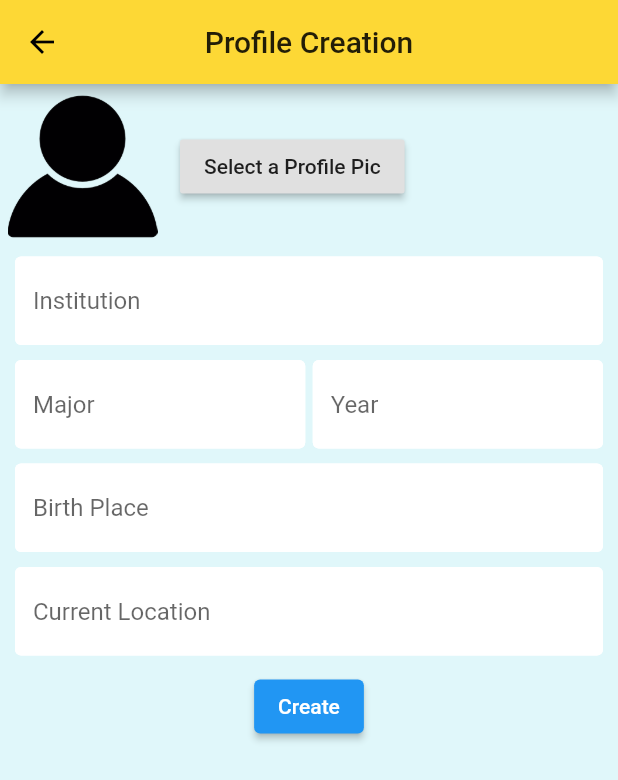
After one commit to gabbykush/TeamConnect, a Flutter app: the ProfileCreation screen opened directly, on a phone screen of 412 x 824 dp. The commit adds this screen. Shown: the top 780 px of the screen. Run offline on Flutter 3.47's test engine with Material 2 defaults, Android fonts, the phone set to English and light mode, and no system bars; our stand-ins replace cloud_firestore, firebase_auth, image_picker, keyboard_actions, shared_preferences, toggle_switch; accounts and stored records are empty; statements that could not run were skipped.

Commit message:
major changes

```diff
--- a/lib/Authentication/auth.dart
+++ b/lib/Authentication/auth.dart
@@ -43,7 +43,7 @@ class AuthService {
       FirebaseUser user = result.user;
       DatabaseService(uid: user.uid)
           .updateAccountData(firstName, lastName, phone);
-      DatabaseService(uid: user.uid).updateProfileData("", "", "", "", "", "");
+      //DatabaseService(uid: user.uid).updateProfileData("", "", "", "", "", "");
       return _userFromFirebaseUser(user);
     } catch (e) {
       print(e.toString());
@@ -62,7 +62,9 @@ class AuthService {
   }
 
   Future<String> getEmail() async {
-    return await _auth.currentUser().then((value) => value.email);
+    String email;
+    await _auth.currentUser().then((value) => email = value.email);
+    return email;
   }
 }
 
--- a/lib/Forms/loginform.dart
+++ b/lib/Forms/loginform.dart
@@ -42,6 +42,7 @@ class _LoginFormState extends State<LoginForm> {
               decoration: loginDecoration("Password"),
               validator: (value) => value.isEmpty ? 'Enter password' : null,
               onChanged: (value) => password = value,
+              obscureText: true,
             )),
             RaisedButton(
               onPressed: () async {
--- /dev/null
+++ b/lib/Forms/profilecreationform.dart
@@ -0,0 +1,152 @@
+import 'package:flutter/material.dart';
+import 'package:image_picker/image_picker.dart';
+import 'package:provider/provider.dart';
+import 'package:teamconnect/Authentication/auth.dart';
+import 'package:teamconnect/Services/database.dart';
+
+class ProfileCreationForm extends StatefulWidget {
+  @override
+  _ProfileCreationFormState createState() => _ProfileCreationFormState();
+}
+
+class _ProfileCreationFormState extends State<ProfileCreationForm> {
+  String profilePic = 'lib/assets/icon-profile-22.jpg';
+  String institution = '';
+  String major = '';
+  String year = '';
+  String birthLoc = '';
+  String currentLoc = '';
+
+  final _formKey = GlobalKey<FormState>();
+
+  @override
+  Widget build(BuildContext context) {
+    final user = Provider.of<User>(context);
+    return Form(
+      key: _formKey,
+      child: SingleChildScrollView(
+        child: Column(
+          children: [
+            Padding(
+              padding: EdgeInsets.symmetric(vertical: 5, horizontal: 5),
+              child: Row(
+                children: [
+                  Container(
+                    child: Image.asset(profilePic),
+                    height: 100,
+                    width: 100,
+                  ),
+                  Padding(
+                    padding: const EdgeInsets.all(15.0),
+                    child: RaisedButton(
+                      onPressed: () async {
+                        try {
+                          profilePic = await ImagePicker()
+                              .getImage(source: ImageSource.gallery)
+                              .toString();
+                        } catch (e) {
+                          print(e);
+                        }
+                      },
+                      child: Text('Select a Profile Pic'),
+                    ),
+                  ),
+                ],
+              ),
+            ),
+            profilePadding(
+              TextFormField(
+                decoration: profileDecoration("Institution"),
+                validator: (val) {
+                  return val.isEmpty ? "Enter a new Institution" : null;
+                },
+                onChanged: (value) => institution = value,
+              ),
+            ),
+            Padding(
+              padding: EdgeInsets.symmetric(vertical: 5, horizontal: 10),
+              child: Row(
+                children: [
+                  Expanded(
+                    child: TextFormField(
+                      decoration: profileDecoration("Major"),
+                      validator: (val) {
+                        return val.isEmpty ? "Enter a new Major" : null;
+                      },
+                      onChanged: (value) => major = value,
+                    ),
+                  ),
+                  SizedBox(
+                    width: 5,
+                  ),
+                  Expanded(
+                    child: TextFormField(
+                      decoration: profileDecoration("Year"),
+                      validator: (val) {
+                        return val.isEmpty ? "Enter a new Year" : null;
+                      },
+                      onChanged: (value) => year = value,
+                    ),
+                  ),
+                ],
+              ),
+            ),
+            profilePadding(
+              TextFormField(
+                decoration: profileDecoration("Birth Place"),
+                validator: (val) {
+                  return val.isEmpty ? "Enter a new birth place" : null;
+                },
+                onChanged: (value) => birthLoc = value,
+              ),
+            ),
+            profilePadding(
+              TextFormField(
+                decoration: profileDecoration("Current Location"),
+                validator: (val) {
+                  return val.isEmpty ? "Enter a new current location" : null;
+                },
+                onChanged: (value) => currentLoc = value,
+              ),
+            ),
+            Padding(
+              padding: EdgeInsets.symmetric(vertical: 5, horizontal: 10),
+              child: ElevatedButton(
+                onPressed: () async {
+                  if (_formKey.currentState.validate()) {
+                    await DatabaseService(uid: user.uid).updateProfileData(
+                        profilePic,
+                        institution,
+                        major,
+                        year,
+                        birthLoc,
+                        currentLoc);
+                    Navigator.pop(context);
+                  }
+                },
+                child: Text('Create'),
+              ),
+            )
+          ],
+        ),
+      ),
+    );
+  }
+}
+
+Padding profilePadding(TextFormField textFormField) {
+  return Padding(
+    padding: EdgeInsets.symmetric(vertical: 5, horizontal: 10),
+    child: textFormField,
+  );
+}
+
+InputDecoration profileDecoration(String hintText) {
+  return InputDecoration(
+    hintText: hintText,
+    fillColor: Colors.white,
+    filled: true,
+    enabledBorder:
+        OutlineInputBorder(borderSide: BorderSide(color: Colors.white)),
+  );
+}
--- a/lib/general/resources/routes.dart
+++ b/lib/general/resources/routes.dart
@@ -3,6 +3,7 @@ import 'package:teamconnect/pages/events.dart';
 import 'package:teamconnect/pages/homepage.dart';
 import 'package:teamconnect/pages/login.dart';
 import 'package:teamconnect/pages/profile.dart';
+import 'package:teamconnect/pages/profilesettings.dart';
 import 'package:teamconnect/pages/register.dart';
 import 'package:teamconnect/pages/restaurant.dart';
 
@@ -14,6 +15,7 @@ class Routes {
   static const String profileTab = '/profile';
   static const String login = '/login';
   static const String register = "/register";
+  static const String profileSettings = "/profilesettings";
 
   static Map<String, WidgetBuilder> getRoutes() {
     return {
@@ -23,6 +25,7 @@ class Routes {
       profileTab: (context) => ProfilePage(),
       login: (context) => Login(),
       register: (context) => Register(),
+      profileSettings: (context) => ProfileSettings(),
     };
   }
 }
--- a/lib/pages/profile.dart
+++ b/lib/pages/profile.dart
@@ -4,6 +4,7 @@ import 'package:teamconnect/Authentication/auth.dart';
 import 'package:teamconnect/Services/collections.dart';
 import 'package:teamconnect/Services/database.dart';
 import 'package:teamconnect/Widgets/bottom_nav_bar.dart';
+import 'package:teamconnect/Widgets/loading_screen.dart';
 import 'package:teamconnect/Widgets/profiledisplay.dart';
 import 'package:teamconnect/general/resources/dimension.dart';
 import 'package:teamconnect/general/resources/font_styles.dart';
--- /dev/null
+++ b/lib/pages/profilecreation.dart
@@ -0,0 +1,21 @@
+import 'package:flutter/material.dart';
+import 'package:teamconnect/Forms/profilecreationform.dart';
+import 'package:teamconnect/Forms/profileform.dart';
+
+class ProfileCreation extends StatefulWidget {
+  @override
+  _ProfileCreationState createState() => _ProfileCreationState();
+}
+
+class _ProfileCreationState extends State<ProfileCreation> {
+  @override
+  Widget build(BuildContext context) {
+    return Scaffold(
+      appBar: AppBar(
+        centerTitle: true,
+        title: Text("Profile Creation"),
+      ),
+      body: ProfileCreationForm(),
+    );
+  }
+}
--- a/lib/pages/register.dart
+++ b/lib/pages/register.dart
@@ -27,8 +27,10 @@ class _RegisterState extends State<Register> {
         title: Text('Register'),
         centerTitle: true,
       ),
-      body: Container(
-        child: RegisterForm(),
+      body: SingleChildScrollView(
+        child: Container(
+          child: RegisterForm(),
+        ),
       ),
     );
   }
--- a/pubspec.yaml
+++ b/pubspec.yaml
@@ -59,7 +59,7 @@ dependencies:
   iban: '0.2.0'
   charts_flutter: ^0.9.0
   toggle_switch: "^0.1.8"
-  image_picker: ^0.6.7
+  image_picker: ^0.6.7+14
 
 
   flutter:
```
Also changed, not shown: lib/Authentication/authprovider.dart (+63 -3 lines), lib/Forms/profileform.dart (+24 -9 lines), lib/Forms/registerform.dart (+14 -14 lines), lib/Services/database.dart (+18 -0 lines), lib/Widgets/image_picker.dart (+9 -9 lines), lib/Widgets/loading_screen.dart (added, +12 -0 lines), lib/Widgets/profiledisplay.dart (+25 -5 lines), lib/main.dart (+3 -4 lines), lib/pages/login.dart (+5 -3 lines), lib/pages/profilesettings.dart (added, +20 -0 lines), pubspec.lock, 1 other file.
